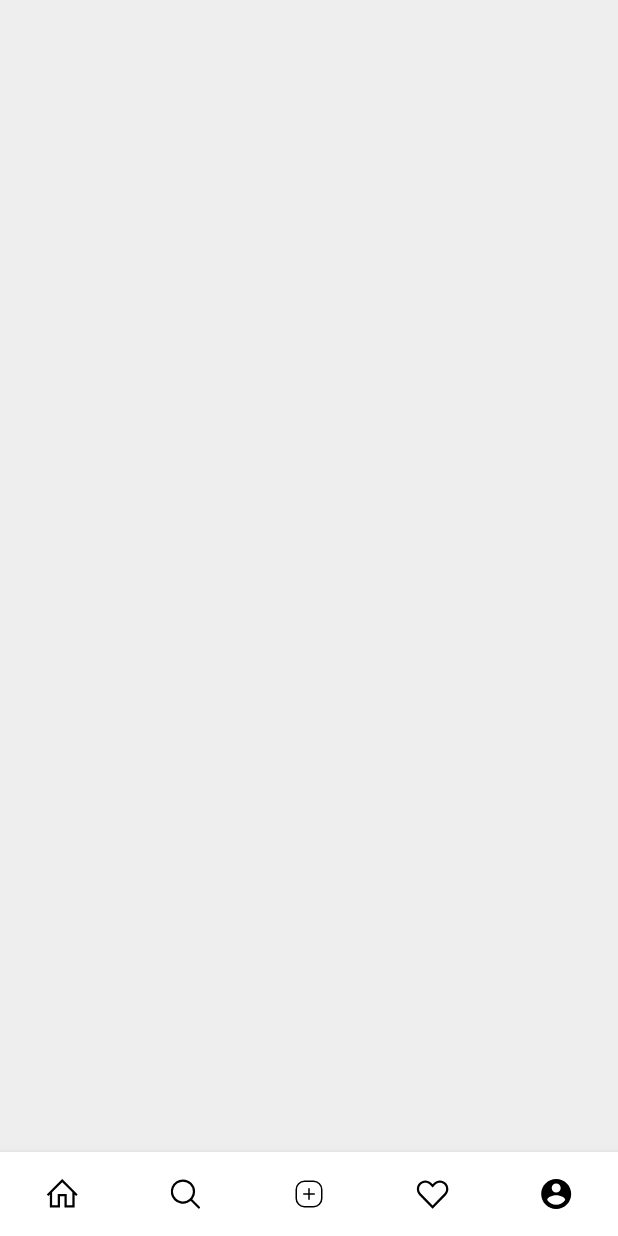
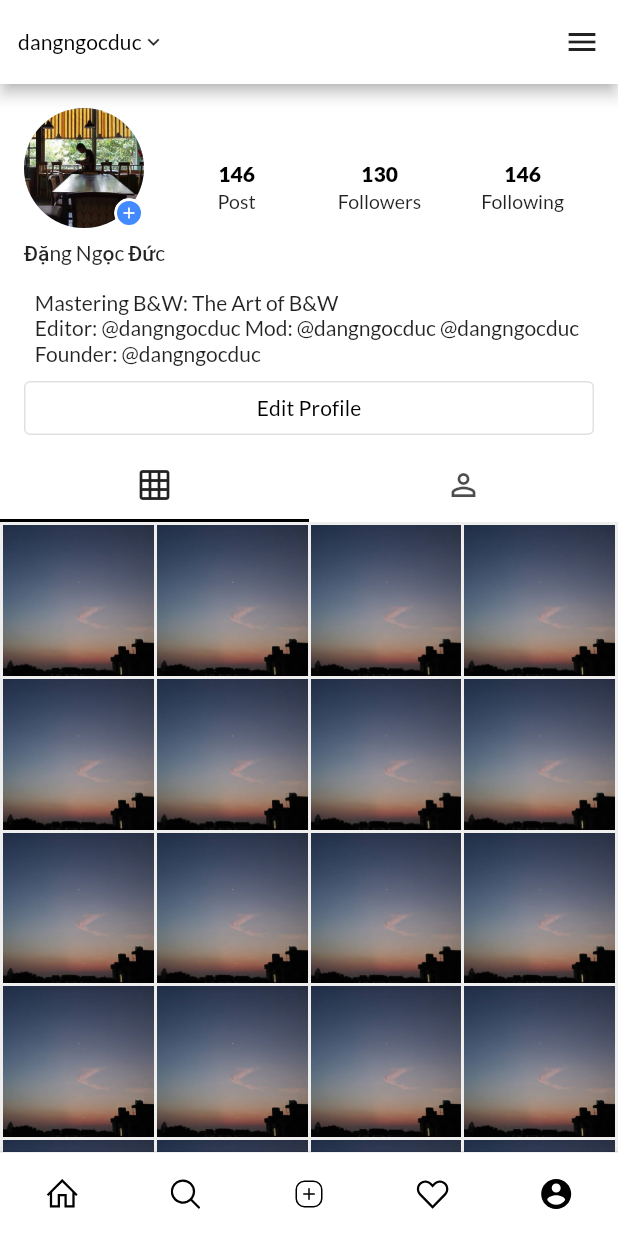
Before and after one commit to dangngocduc/instagram_flutter, a Flutter app: the BottomNavPage screen opened directly, swiped to page 4, on a phone screen of 412 x 824 dp. Run offline on Flutter 3.47's test engine with Material 2 defaults, Android fonts, the phone set to English and light mode, and no system bars; our stand-ins replace flutter_svg, google_fonts, tuple; network calls fail.

Commit message:
[DEV] Update account page layout

```diff
--- a/lib/application.dart
+++ b/lib/application.dart
@@ -1,5 +1,6 @@
 import 'package:flutter/material.dart';
 import 'package:flutter/services.dart';
+import 'package:google_fonts/google_fonts.dart';
 import 'dart:developer' as developer;
 
 import 'package:instagramflutter/features/main_page.dart';
@@ -35,7 +36,6 @@ class _ApplicationState extends State<Application> {
         primaryIconTheme: IconThemeData(
             color: Colors.black
         ),
-        primaryTextTheme: ThemeData.light().textTheme,
         brightness: Brightness.light,
         cardColor: Colors.white,
         backgroundColor: Colors.grey[200],
@@ -43,13 +43,15 @@ class _ApplicationState extends State<Application> {
         colorScheme: ColorScheme.light(
             onPrimary: Colors.black
         ),
-        textTheme: ThemeData.light().textTheme.copyWith(
-          caption: ThemeData.light().textTheme.caption.copyWith(
-            color: Colors.black54,
-            fontSize: 10,
-            fontWeight: FontWeight.w500
-          )
-        )
+        primaryTextTheme: GoogleFonts.latoTextTheme(ThemeData.light().textTheme),
+        accentTextTheme: GoogleFonts.latoTextTheme(ThemeData.light().accentTextTheme),
+        textTheme: GoogleFonts.latoTextTheme(ThemeData.light().textTheme.copyWith(
+            caption: ThemeData.light().textTheme.caption.copyWith(
+                color: Colors.black54,
+                fontSize: 10,
+                fontWeight: FontWeight.w500
+            )
+        ))
       ),
       darkTheme: ThemeData.dark().copyWith(
         primaryColor: Colors.black,
@@ -65,13 +67,15 @@ class _ApplicationState extends State<Application> {
         colorScheme: ColorScheme.dark(
           onPrimary: Colors.white
         ),
-        textTheme: ThemeData.dark().textTheme.copyWith(
+        primaryTextTheme: GoogleFonts.latoTextTheme(ThemeData.dark().textTheme),
+        accentTextTheme: GoogleFonts.latoTextTheme(ThemeData.dark().accentTextTheme),
+        textTheme: GoogleFonts.latoTextTheme(ThemeData.dark().textTheme.copyWith(
             caption: ThemeData.dark().textTheme.caption.copyWith(
-                color: Colors.white54,
+                color: Colors.black54,
                 fontSize: 10,
                 fontWeight: FontWeight.w500
             )
-        )
+        ))
       ),
       themeMode: ThemeMode.system,
       home: MainPage(),
--- a/lib/features/account/account_page.dart
+++ b/lib/features/account/account_page.dart
@@ -1,5 +1,8 @@
 import 'package:flutter/material.dart';
+import 'package:instagramflutter/features/account/tab_bar_sliver_persistent_header_delegate.dart';
 import 'dart:developer' as developer;
+
+import 'header_account_widget.dart';
 
 class AccountPage extends StatefulWidget {
   static const ROUTE_NAME = 'AccountPage';
@@ -11,6 +14,90 @@ class _AccountPageState extends State<AccountPage> {
   static const TAG = 'AccountPage';
   @override
   Widget build(BuildContext context) {
-    return Scaffold();
+    return DefaultTabController(
+      length: 2,
+      child: Scaffold(
+        appBar: PreferredSize(
+          child: Material(
+            elevation: 4,
+            color: Theme.of(context).primaryColor,
+            child: SafeArea(
+              child: Container(
+                color: Theme.of(context).primaryColor,
+                height: kToolbarHeight,
+                child: Row(
+                  mainAxisAlignment: MainAxisAlignment.spaceBetween,
+                  children: <Widget>[
+                    Container(
+                      padding: EdgeInsets.symmetric(
+                          vertical: 8,
+                          horizontal: 12
+                      ),
+                      child: Row(
+                        children: <Widget>[
+                          Text('dangngocduc', style: Theme.of(context).primaryTextTheme.subtitle2,),
+                          Icon(Icons.keyboard_arrow_down, size: 16,)
+                        ],
+                      ),
+                    ),
+                    IconButton(icon: Icon(Icons.menu), onPressed: (){})
+                  ],
+                ),
+              ),
+            ),
+          ),
+          preferredSize: Size.fromHeight(kToolbarHeight),
+        ),
+        body: NestedScrollView(
+            headerSliverBuilder: (context, innerBoxIsScrolled) {
+              return [
+                SliverToBoxAdapter(
+                  child: HeaderAccountWidget(),
+                ),
+                SliverPersistentHeader(
+                  pinned: true,
+                  delegate: TabBarSliverPersistentHeaderDelegate(
+                      child: Container(
+                        height: 48,
+                        child: TabBar(
+                          indicatorColor: Theme.of(context).colorScheme.onBackground,
+                          tabs: [
+                            Tab(icon: Icon(Icons.grid_on),),
+                            Tab(icon: Icon(Icons.person_outline),)
+                          ],
+                        ),
+                      )
+                  ),
+                )
+              ];
+            },
+            body: TabBarView(
+                children: [
+                  GridView.builder(
+                      padding: EdgeInsets.all(2),
+                      gridDelegate: SliverGridDelegateWithFixedCrossAxisCount(
+                          crossAxisCount: 4,
+                          crossAxisSpacing: 2,
+                          mainAxisSpacing: 2
+                      ),
+                      itemCount: 40,
+                      itemBuilder: (context, index) {
+                        return Image.asset('assets/sample/search_demo1.jpg', fit: BoxFit.cover,);
+                      }),
+                  GridView.builder(
+                      padding: EdgeInsets.all(2),
+                      gridDelegate: SliverGridDelegateWithFixedCrossAxisCount(
+                          crossAxisCount: 4,
+                          crossAxisSpacing: 2,
+                          mainAxisSpacing: 2
+                      ),
+                      itemCount: 40,
+                      itemBuilder: (context, index) {
+                        return Image.asset('assets/sample/search_demo1.jpg', fit: BoxFit.cover,);
+                      })
+                ]
+            )),
+      ),
+    );
   }
 }
--- /dev/null
+++ b/lib/features/account/big_avatar_user_widget.dart
@@ -0,0 +1,43 @@
+import 'package:flutter/material.dart';
+import 'dart:developer' as developer;
+
+class BigAvatarUserWidget extends StatefulWidget {
+  static const ROUTE_NAME = 'BigAvatarUserWidget';
+  @override
+  _BigAvatarUserWidgetState createState() => _BigAvatarUserWidgetState();
+}
+
+class _BigAvatarUserWidgetState extends State<BigAvatarUserWidget> {
+  static const TAG = 'BigAvatarUserWidget';
+  @override
+  Widget build(BuildContext context) {
+    return Container(
+      width: 80,
+      height: 80,
+      child: Stack(
+        children: <Widget>[
+          Positioned.fill(child: CircleAvatar(
+            backgroundImage: AssetImage('assets/sample/ic_avatar_1.jpg'),
+          )),
+          Positioned(
+            child: ClipOval(
+              child: Container(
+                decoration: ShapeDecoration(
+                  color: Colors.blueAccent,
+                  shape: CircleBorder(
+                    side: Divider.createBorderSide(context, width: 2, color: Theme.of(context).cardColor),
+                  )
+                ),
+                padding: EdgeInsets.all(2),
+                alignment: Alignment.center,
+                child: Icon(Icons.add, size: 12, color: Colors.white,),
+              ),
+            ),
+            right: 0,
+            bottom: 0,
+          )
+        ],
+      ),
+    );
+  }
+}
--- /dev/null
+++ b/lib/features/account/header_account_widget.dart
@@ -0,0 +1,80 @@
+import 'package:flutter/material.dart';
+import 'dart:developer' as developer;
+
+import 'big_avatar_user_widget.dart';
+import 'menu_item_widget.dart';
+
+class HeaderAccountWidget extends StatefulWidget {
+  static const ROUTE_NAME = 'HeaderAccountWidget';
+  @override
+  _HeaderAccountWidgetState createState() => _HeaderAccountWidgetState();
+}
+
+class _HeaderAccountWidgetState extends State<HeaderAccountWidget> {
+  static const TAG = 'HeaderAccountWidget';
+  @override
+  Widget build(BuildContext context) {
+    return Material(
+      color: Theme.of(context).cardColor,
+      child: Column(
+        children: <Widget>[
+          Container(
+            padding: EdgeInsets.symmetric(
+              vertical: 16,
+              horizontal: 16,
+            ),
+            child: Row(
+              crossAxisAlignment: CrossAxisAlignment.center,
+              children: <Widget>[
+                Column(
+                  crossAxisAlignment: CrossAxisAlignment.start,
+                  mainAxisSize: MainAxisSize.min,
+                  children: <Widget>[
+                    BigAvatarUserWidget(),
+                    Padding(
+                      padding: EdgeInsets.only(top: 8),
+                      child: Text('Đặng Ngọc Đức', style: Theme.of(context).textTheme.bodyText1,),
+                    )
+                  ],
+                ),
+                Expanded(
+                    child: Container(
+                      alignment: Alignment.center,
+                      child: Row(
+                        children: <Widget>[
+                          Expanded(child: MenuItemWidget(title: '146', content: 'Post',)),
+                          Expanded(child: MenuItemWidget(title: '130', content: 'Followers',)),
+                          Expanded(child: MenuItemWidget(title: '146', content: 'Following',))
+                        ],
+                      ),
+                    )
+                )
+              ],
+            ),
+          ),
+          Container(
+              padding: EdgeInsets.symmetric(
+                  horizontal: 16
+              ),
+            child: Text('Mastering B&W: The Art of B&W \nEditor: @dangngocduc Mod: @dangngocduc @dangngocduc \nFounder: @dangngocduc',
+              style: Theme.of(context).textTheme.bodyText1,),
+          ),
+          Container(
+            padding: EdgeInsets.symmetric(
+              vertical: 4,
+              horizontal: 16
+            ),
+            width: double.infinity,
+            child: OutlineButton(
+              shape: RoundedRectangleBorder(
+                borderRadius: BorderRadius.all(Radius.circular(4))
+              ),
+              onPressed: (){},
+              child: Text('Edit Profile', style: Theme.of(context).textTheme.subtitle2,),
+            ),
+          )
+        ],
+      ),
+    );
+  }
+}
--- /dev/null
+++ b/lib/features/account/menu_item_widget.dart
@@ -0,0 +1,30 @@
+import 'package:flutter/material.dart';
+import 'dart:developer' as developer;
+
+class MenuItemWidget extends StatelessWidget {
+  final String title;
+  final String content;
+
+  MenuItemWidget({@required this.title, @required this.content});
+
+  @override
+  Widget build(BuildContext context) {
+    return Container(
+      padding: EdgeInsets.all(8),
+      child: Column(
+        mainAxisSize: MainAxisSize.min,
+        children: <Widget>[
+          Text('$title', style: Theme.of(context).textTheme.subtitle2.copyWith(
+            fontWeight: FontWeight.w800
+          ),),
+          Padding(
+            padding: EdgeInsets.only(top: 2),
+            child: Text('$content', style: Theme.of(context).textTheme.bodyText2.copyWith(
+                fontSize: 13
+            ),),
+          )
+        ],
+      ),
+    );
+  }
+}
--- /dev/null
+++ b/lib/features/account/tab_bar_sliver_persistent_header_delegate.dart
@@ -0,0 +1,34 @@
+import 'dart:developer' as developer;
+
+import 'package:flutter/material.dart';
+import 'package:flutter/widgets.dart';
+
+class TabBarSliverPersistentHeaderDelegate extends SliverPersistentHeaderDelegate{
+  static const TAG = 'TabBarSliverPersistentHeaderDelegate';
+
+  Widget child;
+
+  TabBarSliverPersistentHeaderDelegate({this.child});
+
+  @override
+  Widget build(BuildContext context, double shrinkOffset, bool overlapsContent) {
+    return Material(
+      child: child,
+      color: Theme.of(context).cardColor,
+      elevation: overlapsContent ? 4 : 0,
+    );
+  }
+
+  @override
+  double get maxExtent => 48.0;
+
+  @override
+  double get minExtent => 48.0;
+
+  @override
+  bool shouldRebuild(SliverPersistentHeaderDelegate oldDelegate) {
+    return true;
+  }
+
+
+}
--- a/lib/features/bottom_nav/bottom_nav_page.dart
+++ b/lib/features/bottom_nav/bottom_nav_page.dart
@@ -64,6 +64,11 @@ class _BottomNavPageState extends State<BottomNavPage> {
         color: Theme.of(context).bottomAppBarColor,
         child: SafeArea(
           child: Container(
+            decoration: BoxDecoration(
+              border: Border(
+                top: Divider.createBorderSide(context)
+              )
+            ),
             height: 56,
             child: Row(
               children: <Widget>[
--- a/pubspec.yaml
+++ b/pubspec.yaml
@@ -15,6 +15,7 @@ dependencies:
   flutter_svg: ^0.17.4
   tuple: ^1.0.3
 
+
 dev_dependencies:
   flutter_test:
     sdk: flutter
```
Also changed, not shown: assets/sample/ic_avatar_1.jpg (added), demo/account_page_dark.png (added), demo/account_page_light.png (added), 1 other file.
